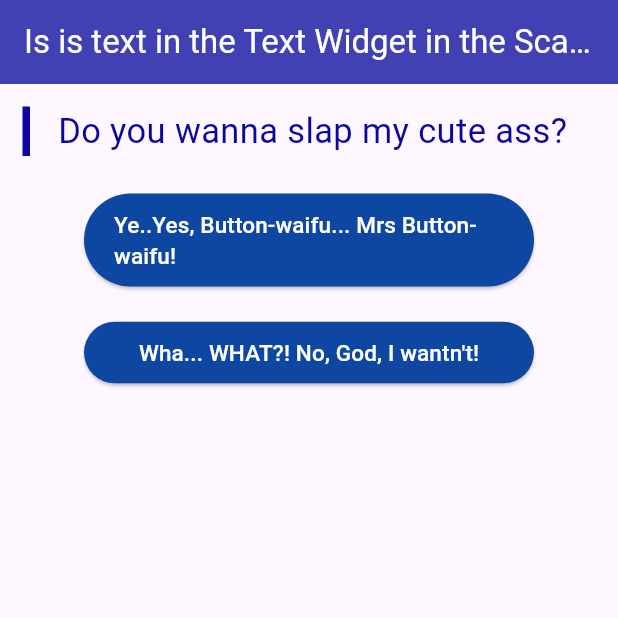
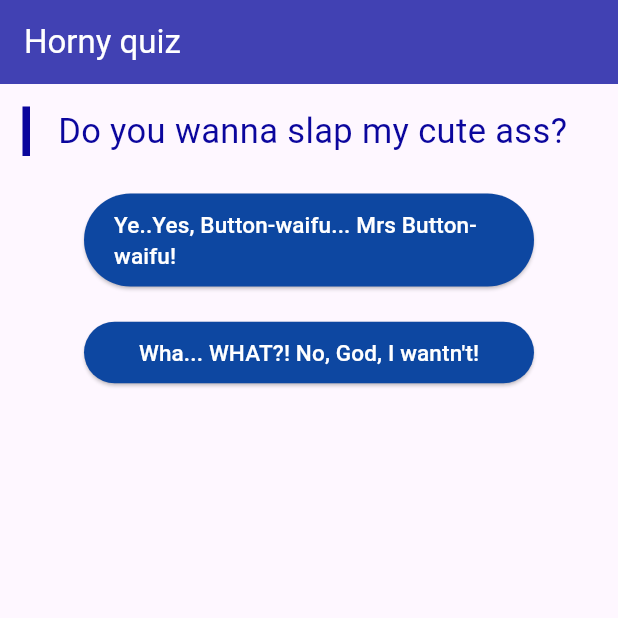
Before and after one commit to Lamafout/quiz-app-from-course-flutter, a Flutter app: the screen it shows after launch, on a phone screen of 412 x 824 dp, the top half of it. Run offline on Flutter 3.47's test engine with Material 3 defaults, Android fonts, the phone set to English and light mode, and no system bars.

Commit message:
Some code refactoring

```diff
--- a/lib/answer.dart
+++ b/lib/answer.dart
@@ -16,7 +16,7 @@ class Answer extends StatelessWidget {
       child: ElevatedButton(
         style:
         ButtonStyle(
-          overlayColor: MaterialStateProperty.all(const Color.fromARGB(255, 81, 74, 146)),
+          overlayColor: MaterialStateProperty.all(Color.fromARGB(255, 97, 90, 162)),
           backgroundColor: MaterialStateProperty.all(Colors.blue[900]),
           foregroundColor: MaterialStateProperty.all(Colors.white),
           padding: MaterialStateProperty.all(const EdgeInsets.only(left: 20.0, right: 20.0, top: 10.0, bottom: 10.0))),
--- a/lib/main.dart
+++ b/lib/main.dart
@@ -65,11 +65,12 @@ class _MyAppState extends State<MyApp>{
     return MaterialApp(
       home: Scaffold(
         appBar: AppBar(
-        title: Text('Is is text in the Text Widget in the Scaffold Widget in the MaterialApp Widget LOL',
+          title: Text('Horny quiz',
             style: TextStyle(
               color: Colors.white)),
           backgroundColor: Color.fromRGBO(65, 65, 179, 1),),
-      body: (_questionIndex < _questionsList.length)? Quiz(questionsList: _questionsList, questionIndex: _questionIndex, answerQuestion: _answerQuestion,)
+        body: (_questionIndex < _questionsList.length)
+          ? Quiz(questionsList: _questionsList, questionIndex: _questionIndex, answerQuestion: _answerQuestion,)
           : Result(_totalScore, _resetResult)
       ),);
   }
```
Lines whose indentation alone changed are shown as unchanged.
